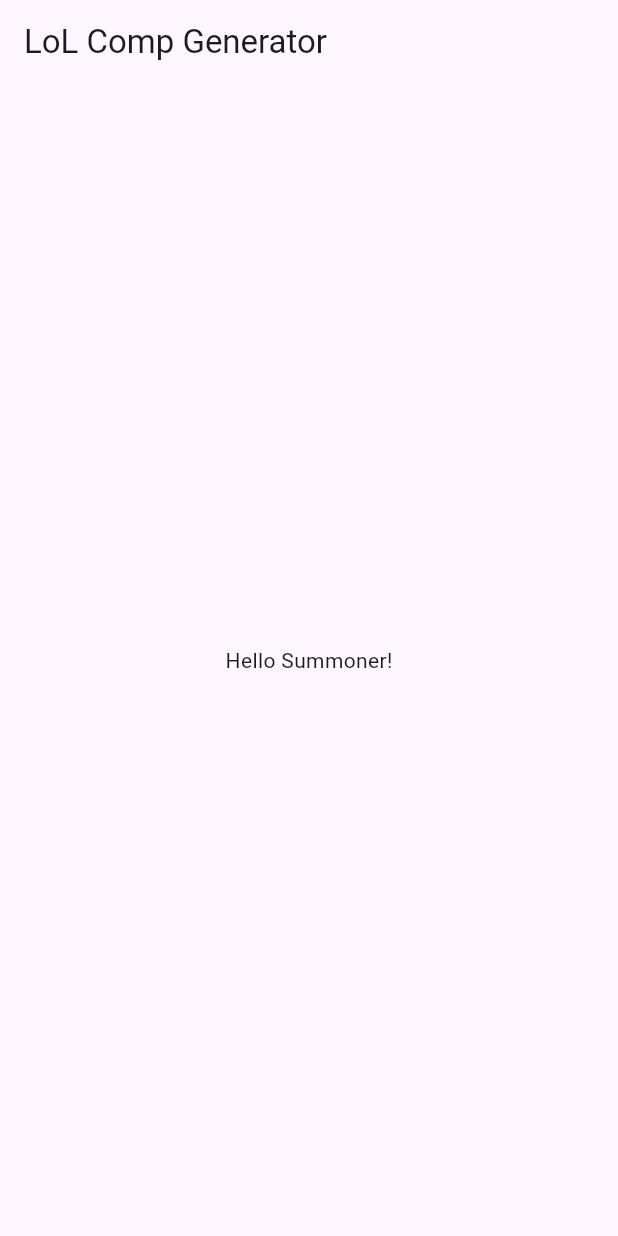
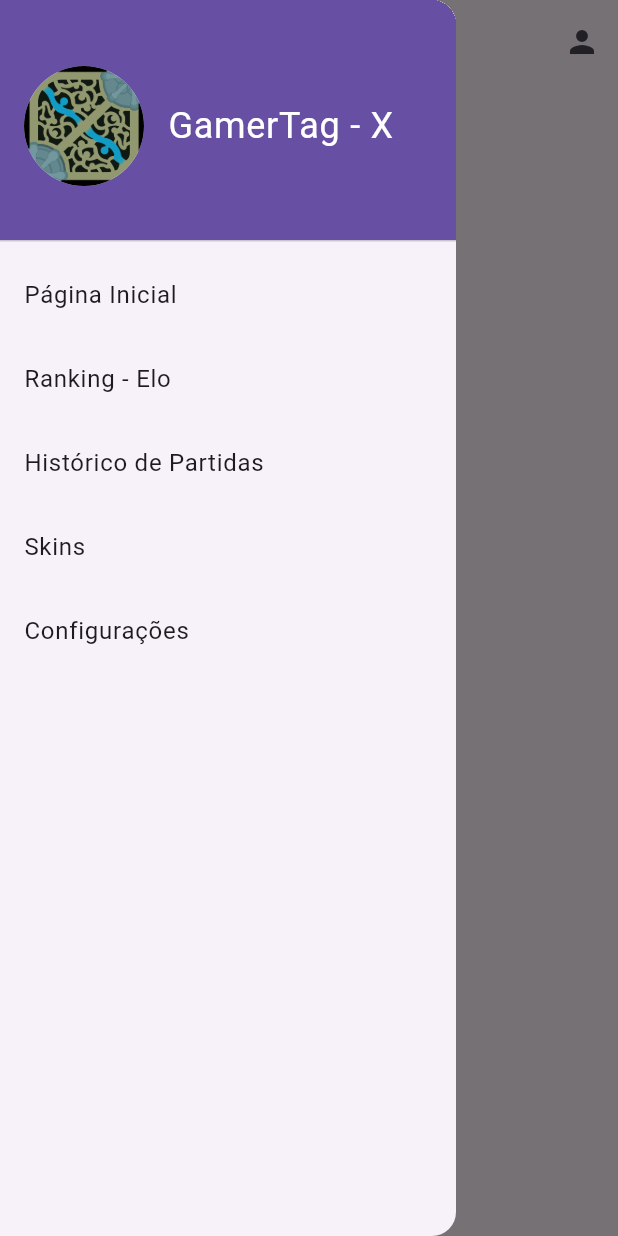
Before and after one commit to GuiRuizz/lolrandom, a Flutter app: the screen it shows after launch, with the side drawer open (before the commit the screen has no drawer), on a phone screen of 412 x 824 dp. Run offline on Flutter 3.47's test engine with Material 3 defaults, Android fonts, the phone set to English and light mode, and no system bars; our stand-ins replace dio, flutter_riverpod, go_router, shared_preferences.

Commit message:
feat: Adicionado o go router e placeholders para o drawer

```diff
--- /dev/null
+++ b/lib/core/router/pages_router.dart
@@ -0,0 +1,37 @@
+import 'package:go_router/go_router.dart';
+import 'package:lolrandom/presentation/pages/settings_page.dart';
+
+import '../../presentation/pages/home_page.dart';
+
+
+
+final GoRouter router = GoRouter(
+  routes: [
+    GoRoute(
+      path: '/',
+      name: 'Página Inicial',
+      builder: (context, state) => HomePage(),
+    ),
+    GoRoute(
+      path: '/configuracoes',
+      name: 'Configurações',
+      builder: (context, state) => SettingsPage(),
+    ),
+    GoRoute(
+      path: '/ranking',
+      name: 'Ranking - Elo',
+      builder: (context, state) => HomePage(),
+    ),
+    GoRoute(
+      path: '/historico',
+      name: 'Histórico de Partidas',
+      builder: (context, state) => HomePage(),
+    ),
+    GoRoute(
+      path: '/skins',
+      name: 'Skins',
+      builder: (context, state) => HomePage(),
+    ),
+
+  ],
+);
--- a/lib/main.dart
+++ b/lib/main.dart
@@ -1,31 +1,26 @@
 import 'package:flutter/material.dart';
 import 'package:flutter_riverpod/flutter_riverpod.dart';
-import 'package:hive_flutter/hive_flutter.dart';
-import 'package:supabase_flutter/supabase_flutter.dart';
+import 'presentation/controllers/theme_controller.dart';
+import 'presentation/pages/home_page.dart';
 
-void main() async {
-  WidgetsFlutterBinding.ensureInitialized();
-
-  await Hive.initFlutter();
-  await Supabase.initialize(
-    url: "SUA_URL_SUPABASE",
-    anonKey: "SUA_ANON_KEY",
-  );
-
+void main() {
   runApp(const ProviderScope(child: MyApp()));
 }
 
-class MyApp extends StatelessWidget {
+class MyApp extends ConsumerWidget {
   const MyApp({super.key});
 
   @override
-  Widget build(BuildContext context) {
+  Widget build(BuildContext context, WidgetRef ref) {
+    final themeMode = ref.watch(themeControllerProvider);
+
     return MaterialApp(
-      title: 'LoL Comp Generator',
-      home: Scaffold(
-        appBar: AppBar(title: const Text("LoL Comp Generator")),
-        body: const Center(child: Text("Hello Summoner!")),
-      ),
+      debugShowCheckedModeBanner: false,
+      title: 'Meu App',
+      theme: ThemeData.light(),
+      darkTheme: ThemeData.dark(),
+      themeMode: themeMode,
+      home: const HomePage(),
     );
   }
 }
--- a/lib/presentation/pages/home_page.dart
+++ b/lib/presentation/pages/home_page.dart
@@ -0,0 +1,50 @@
+import 'package:flutter/material.dart';
+import 'package:flutter_riverpod/flutter_riverpod.dart';
+import '../controllers/theme_controller.dart';
+import '../widgets/drawer_personalizado.dart';
+import 'settings_page.dart';
+
+class HomePage extends ConsumerWidget {
+  const HomePage({super.key});
+
+  @override
+  Widget build(BuildContext context, WidgetRef ref) {
+    final themeController = ref.read(themeControllerProvider.notifier);
+
+    return Scaffold(
+      drawer: DrawerPersonalizado(),
+      appBar: AppBar(title: const Text('LoL Champions App'),
+        actions: [
+          IconButton(
+            icon: const Icon(Icons.person),
+            onPressed: () {
+              Navigator.push(
+                context,
+                MaterialPageRoute(builder: (context) => const SettingsPage()),
+              );
+            },
+          ),
+        ],
+      ),
+      body: Center(
+        child: Column(
+          mainAxisSize: MainAxisSize.min,
+          children: [
+            ElevatedButton(
+              onPressed: () => themeController.setTheme(ThemeMode.system),
+              child: const Text('Seguir o sistema'),
+            ),
+            ElevatedButton(
+              onPressed: () => themeController.setTheme(ThemeMode.light),
+              child: const Text('Sempre Claro'),
+            ),
+            ElevatedButton(
+              onPressed: () => themeController.setTheme(ThemeMode.dark),
+              child: const Text('Sempre Escuro'),
+            ),
+          ],
+        ),
+      ),
+    );
+  }
+}
--- /dev/null
+++ b/lib/presentation/widgets/drawer_personalizado.dart
@@ -0,0 +1,67 @@
+import 'package:flutter/material.dart';
+import 'package:go_router/go_router.dart';
+
+class DrawerPersonalizado extends StatelessWidget {
+  const DrawerPersonalizado({
+    super.key,
+  });
+
+  @override
+  Widget build(BuildContext context) {
+    return Drawer(
+        child: ListView(
+          padding: EdgeInsets.zero,
+          children: [
+            DrawerHeader(
+              decoration: BoxDecoration(
+                color: Theme.of(context).primaryColor,
+              ),
+              child: Row(
+                children: [
+                  const CircleAvatar(
+                    radius: 40,
+                    backgroundImage: AssetImage('assets/images/map/map11.png'),
+                  ),
+                  const SizedBox(width: 16),
+                  const Text(
+                    'GamerTag - X',
+                    style: TextStyle(color: Colors.white, fontSize: 24),
+                  ),
+                ],
+              ),
+            ),
+            ListTile(
+              title: const Text('Página Inicial'),
+              onTap: () {
+                context.go('/');
+              },
+            ),
+            ListTile(
+              title: const Text('Ranking - Elo'),
+              onTap: () {
+                context.go('/ranking');
+              },
+            ),
+            ListTile(
+              title: const Text('Histórico de Partidas'),
+              onTap: () {
+                context.go('/historico');
+              },
+            ),
+            ListTile(
+              title: const Text('Skins'),
+              onTap: () {
+                context.go('/skins');
+              },
+            ),
+            ListTile(
+              title: const Text('Configurações'),
+              onTap: () {
+                context.go('/configuracoes');
+              },
+            ),
+          ],
+        ),
+      );
+  }
+}
--- a/pubspec.yaml
+++ b/pubspec.yaml
@@ -42,6 +42,8 @@ dependencies:
   hive_generator: ^2.0.1
   hive_flutter: ^1.1.0
   flutter_riverpod: ^2.6.1
+  shared_preferences: ^2.5.3
+  go_router: ^16.1.0
 
 dev_dependencies:
   flutter_test:
@@ -68,8 +70,8 @@ flutter:
   uses-material-design: true
 
   # To add assets to your application, add an assets section, like this:
-  # assets:
-  #   - images/a_dot_burr.jpeg
+  assets:
+    - assets/images/map/
   #   - images/a_dot_ham.jpeg
 
   # An image asset can refer to one or more resolution-specific "variants", see
```
Also changed, not shown: lib/presentation/controllers/theme_controller.dart (added, +33 -0 lines), lib/presentation/pages/history_page.dart (added, +10 -0 lines), lib/presentation/pages/ranking_page.dart (added, +10 -0 lines), lib/presentation/pages/settings_page.dart (added, +10 -0 lines), lib/presentation/pages/skins_page.dart (added, +10 -0 lines), assets/images/map/map11.png (added).
